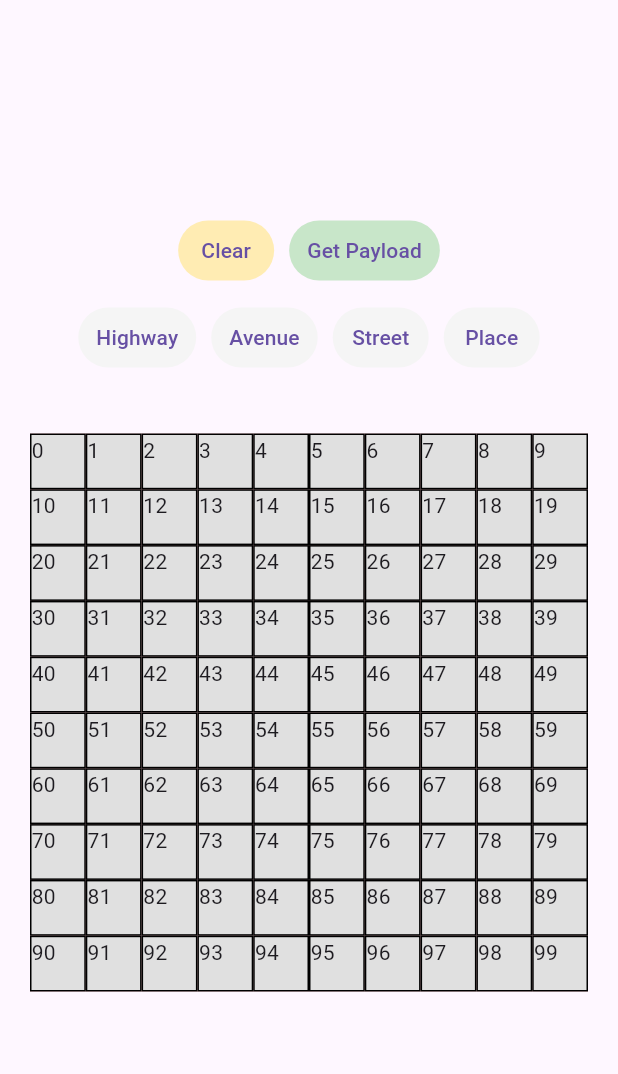
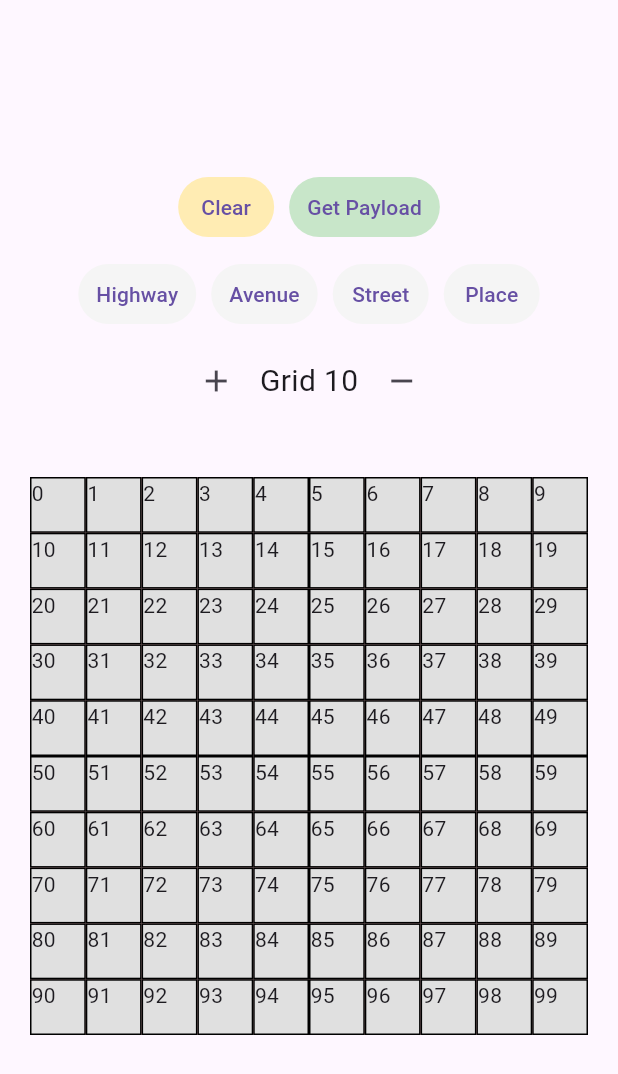
Before and after one commit to leop-contreras/ia-streets, a Flutter app: the screen it shows after launch, on a phone screen of 412 x 824 dp. Shown: the top 1074 px of the screen. Run offline on Flutter 3.47's test engine with Material 3 defaults, Android fonts, the light colour scheme and no system bars.

Commit message:
Sizable grid

```diff
--- a/front/lib/main.dart
+++ b/front/lib/main.dart
@@ -152,7 +152,14 @@ class _MainAppState extends State<MainApp> {
                           ),
                         ],
                       ),
-
+                      Row(
+                        mainAxisAlignment: MainAxisAlignment.center,
+                        spacing: 5,
+                        children: [
+                          IconButton(onPressed: () => {provider.gridSize++}, icon: Icon(Icons.add)),
+                          Text("Grid ${Provider.of<BoxManagerProvider>(context).gridSize}", style: TextStyle(fontSize: 20),),
+                          IconButton(onPressed: () => {provider.gridSize--}, icon: Icon(Icons.remove)),
+                      ],)
                     ],
                   ),
                   )
--- a/front/lib/providers/boxManagerProvider.dart
+++ b/front/lib/providers/boxManagerProvider.dart
@@ -1,7 +1,6 @@
 import 'package:flutter/material.dart';
 
 enum RoadTypes {none, highway, avenue, street, place}
-final gridSize = 10;
 
 class BoxManagerProvider extends ChangeNotifier{
   List<RoadTypes> _boxManagerList = [];
@@ -51,6 +50,10 @@ class BoxManagerProvider extends ChangeNotifier{
   }
 
   set gridSize (int newValue){
+    if(newValue < 3 || newValue > 100){
+      _gridSize = _gridSize;
+      return;
+    }
     _gridSize = newValue;
     _initializeBoxManagerList();
     notifyListeners();
--- a/front/lib/worldmap.dart
+++ b/front/lib/worldmap.dart
@@ -13,10 +13,10 @@ class WorldMap extends StatelessWidget {
     return GridView.count(
       padding: EdgeInsets.zero,
       physics: NeverScrollableScrollPhysics(),
-      crossAxisCount: gridSize,
+      crossAxisCount: provider.gridSize,
       childAspectRatio: 1.0,
       shrinkWrap: true,
-      children: List.generate(gridSize * gridSize, (index) {
+      children: List.generate(provider.gridSize * provider.gridSize, (index) {
         return Center(
           child: GestureDetector(
             onTap: () => provider.boxTap(index),
```
